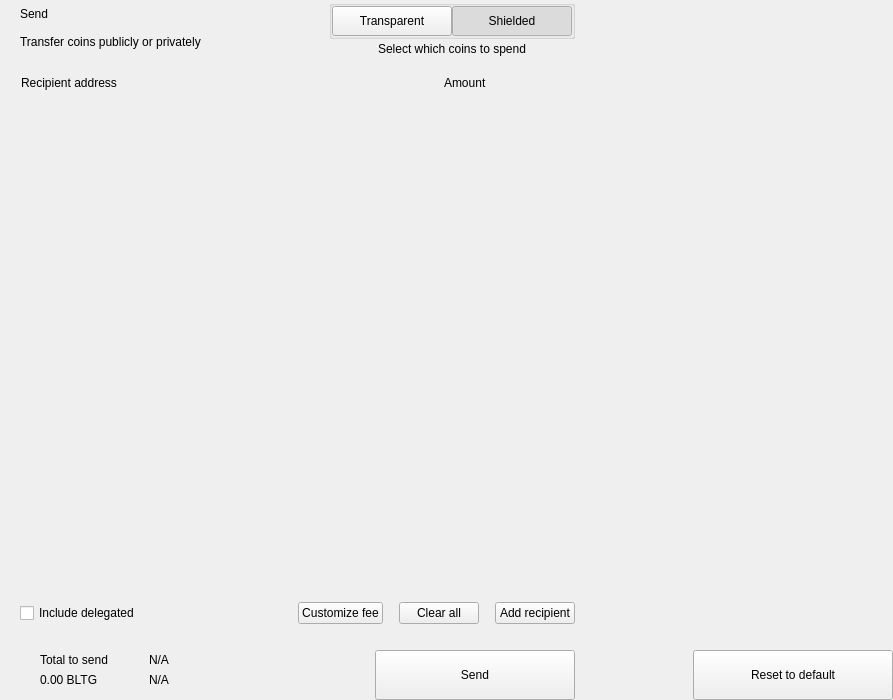
minerric/BLTG, file src/qt/bltg/forms/send.ui: the form before one commit.
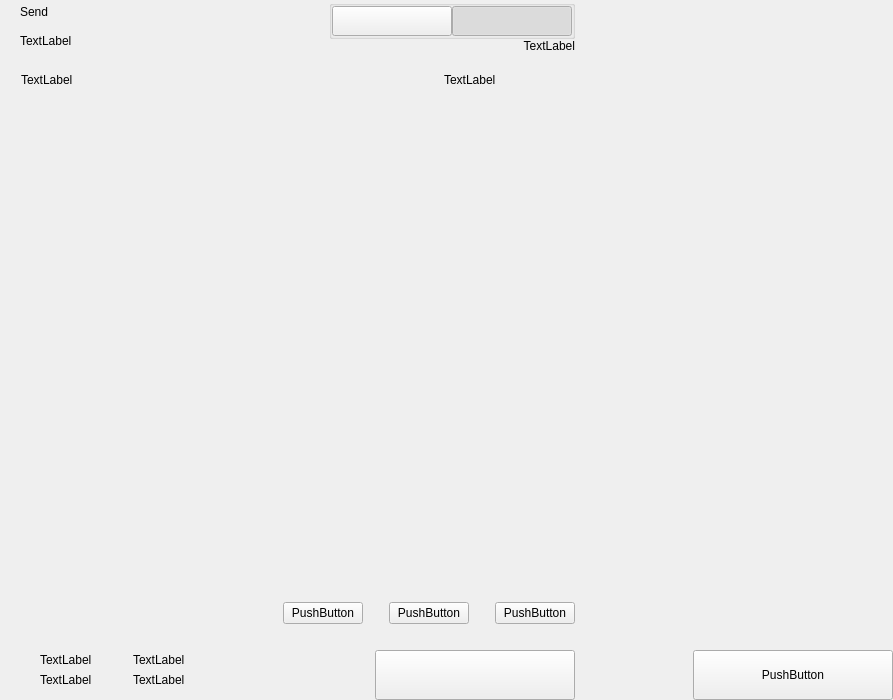
The form after the commit. Custom widgets are drawn as their Qt base class.

Patch:
```diff
--- a/src/qt/bltg/forms/send.ui
+++ b/src/qt/bltg/forms/send.ui
@@ -66,7 +66,7 @@
           <item>
            <layout class="QVBoxLayout" name="verticalLayout">
             <property name="spacing">
-             <number>0</number>
+             <number>5</number>
             </property>
             <item>
              <widget class="QLabel" name="labelTitle">
@@ -81,7 +81,7 @@
             <item>
              <widget class="QLabel" name="labelSubtitle1">
               <property name="text">
-               <string>Transfer coins publicly or privately</string>
+               <string>TextLabel</string>
               </property>
              </widget>
             </item>
@@ -103,20 +103,15 @@
           <item>
            <layout class="QVBoxLayout" name="verticalLayout_6">
             <property name="spacing">
-             <number>3</number>
+             <number>0</number>
             </property>
-            <item alignment="Qt::AlignHCenter">
+            <item>
              <widget class="QGroupBox" name="groupBox">
-              <property name="styleSheet">
-               <string notr="true">#groupBox{
-padding-top:2px;
-}</string>
-              </property>
               <property name="title">
                <string/>
               </property>
               <property name="alignment">
-               <set>Qt::AlignCenter</set>
+               <set>Qt::AlignLeading|Qt::AlignLeft|Qt::AlignTop</set>
               </property>
               <layout class="QHBoxLayout" name="horizontalLayout_4">
                <property name="spacing">
@@ -152,7 +147,7 @@
                   <enum>Qt::NoFocus</enum>
                  </property>
                  <property name="text">
-                  <string>Transparent</string>
+                  <string/>
                  </property>
                  <property name="checkable">
                   <bool>true</bool>
@@ -180,7 +175,7 @@
                   <enum>Qt::NoFocus</enum>
                  </property>
                  <property name="text">
-                  <string>Shielded</string>
+                  <string/>
                  </property>
                  <property name="checkable">
                   <bool>true</bool>
@@ -196,19 +191,13 @@
               </layout>
              </widget>
             </item>
-            <item alignment="Qt::AlignHCenter|Qt::AlignTop">
+            <item>
              <widget class="QLabel" name="labelSubtitle2">
-              <property name="styleSheet">
-               <string notr="true"/>
-              </property>
               <property name="text">
-               <string>Select which coins to spend</string>
+               <string>TextLabel</string>
               </property>
               <property name="alignment">
-               <set>Qt::AlignCenter</set>
-              </property>
-              <property name="indent">
-               <number>0</number>
+               <set>Qt::AlignRight|Qt::AlignTrailing|Qt::AlignVCenter</set>
               </property>
              </widget>
             </item>
@@ -255,7 +244,7 @@
              <string notr="true">margin-left:8px;</string>
             </property>
             <property name="text">
-             <string>Recipient address</string>
+             <string>TextLabel</string>
             </property>
            </widget>
           </item>
@@ -278,7 +267,7 @@
           <item>
            <widget class="QLabel" name="labelSubtitleAmount">
             <property name="text">
-             <string>Amount</string>
+             <string>TextLabel</string>
             </property>
            </widget>
           </item>
@@ -377,22 +366,9 @@
           <property name="spacing">
            <number>6</number>
           </property>
-          <property name="leftMargin">
-           <number>20</number>
-          </property>
           <property name="rightMargin">
            <number>20</number>
           </property>
-          <item>
-           <widget class="QCheckBox" name="checkBoxDelegations">
-            <property name="layoutDirection">
-             <enum>Qt::LeftToRight</enum>
-            </property>
-            <property name="text">
-             <string>Include delegated</string>
-            </property>
-           </widget>
-          </item>
           <item>
            <spacer name="horizontalSpacer_4">
             <property name="orientation">
@@ -400,7 +376,7 @@
             </property>
             <property name="sizeHint" stdset="0">
              <size>
-              <width>10</width>
+              <width>40</width>
               <height>20</height>
              </size>
             </property>
@@ -412,7 +388,7 @@
              <enum>Qt::NoFocus</enum>
             </property>
             <property name="text">
-             <string>Customize fee</string>
+             <string>PushButton</string>
             </property>
            </widget>
           </item>
@@ -426,7 +402,7 @@
             </property>
             <property name="sizeHint" stdset="0">
              <size>
-              <width>10</width>
+              <width>20</width>
               <height>20</height>
              </size>
             </property>
@@ -441,7 +417,7 @@
              <enum>Qt::RightToLeft</enum>
             </property>
             <property name="text">
-             <string>Clear all</string>
+             <string>PushButton</string>
             </property>
            </widget>
           </item>
@@ -455,7 +431,7 @@
             </property>
             <property name="sizeHint" stdset="0">
              <size>
-              <width>10</width>
+              <width>20</width>
               <height>20</height>
              </size>
             </property>
@@ -467,7 +443,7 @@
              <enum>Qt::NoFocus</enum>
             </property>
             <property name="text">
-             <string>Add recipient</string>
+             <string>PushButton</string>
             </property>
            </widget>
           </item>
@@ -571,14 +547,14 @@
                      <item>
                       <widget class="QLabel" name="labelTitleTotalSend">
                        <property name="text">
-                        <string>Total to send</string>
+                        <string>TextLabel</string>
                        </property>
                       </widget>
                      </item>
                      <item>
                       <widget class="QLabel" name="labelAmountSend">
                        <property name="text">
-                        <string notr="true">0.00 BLTG</string>
+                        <string>TextLabel</string>
                        </property>
                       </widget>
                      </item>
@@ -643,14 +619,14 @@
                      <item>
                       <widget class="QLabel" name="labelTitleTotalRemaining">
                        <property name="text">
-                        <string notr="true">N/A</string>
+                        <string>TextLabel</string>
                        </property>
                       </widget>
                      </item>
                      <item>
                       <widget class="QLabel" name="labelAmountRemaining">
                        <property name="text">
-                        <string notr="true">N/A</string>
+                        <string>TextLabel</string>
                        </property>
                       </widget>
                      </item>
@@ -700,7 +676,7 @@
              <enum>Qt::NoFocus</enum>
             </property>
             <property name="text">
-             <string>Send</string>
+             <string/>
             </property>
            </widget>
           </item>
@@ -817,7 +793,7 @@
              <enum>Qt::NoFocus</enum>
             </property>
             <property name="text">
-             <string>Reset to default</string>
+             <string>PushButton</string>
             </property>
            </widget>
           </item>
```
Left out of the diff: 12 changed lines with no effect on the pictures.
